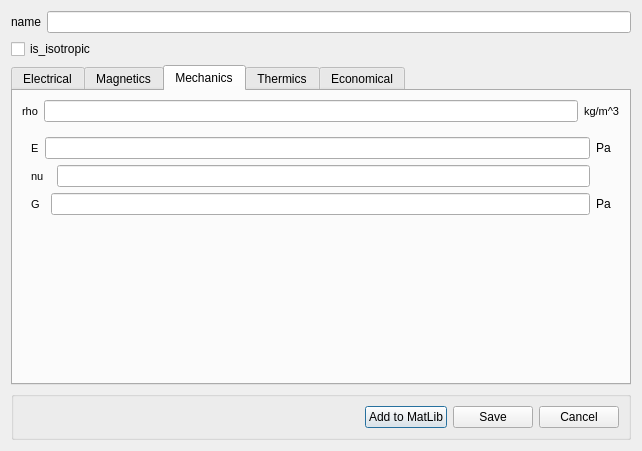
Before: the Qt Designer form pyleecan/GUI/Dialog/DMatLib/DMatSetup/DMatSetup.ui in Eomys/pyleecan, drawn with Qt 5.
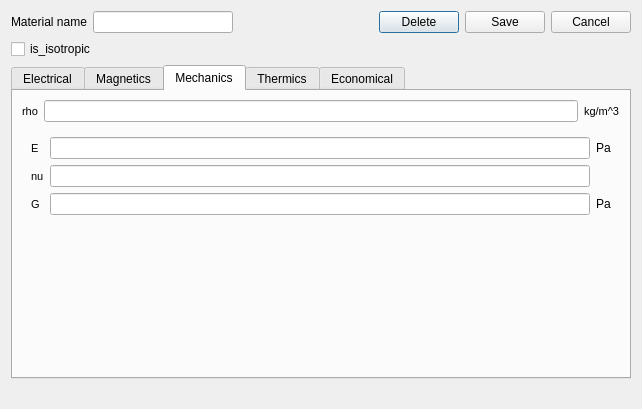
After: the same form once the commit is applied. The open tabs and pages were chosen to show the change. Icons and pictures are not drawn. Custom widgets are drawn as their Qt base class.

Commit message: [WIP] DMatSetup is now part of DMatLib

```diff
--- a/pyleecan/GUI/Dialog/DMatLib/DMatSetup/DMatSetup.ui
+++ b/pyleecan/GUI/Dialog/DMatLib/DMatSetup/DMatSetup.ui
@@ -7,7 +7,7 @@
     <x>0</x>
     <y>0</y>
     <width>642</width>
-    <height>451</height>
+    <height>409</height>
    </rect>
   </property>
   <property name="windowTitle">
@@ -23,7 +23,7 @@
      <item>
       <widget class="QLabel" name="in_name">
        <property name="text">
-        <string>name</string>
+        <string>Material name</string>
        </property>
       </widget>
      </item>
@@ -34,6 +34,40 @@
        </property>
       </widget>
      </item>
+     <item>
+      <spacer name="horizontalSpacer">
+       <property name="orientation">
+        <enum>Qt::Horizontal</enum>
+       </property>
+       <property name="sizeHint" stdset="0">
+        <size>
+         <width>40</width>
+         <height>20</height>
+        </size>
+       </property>
+      </spacer>
+     </item>
+     <item>
+      <widget class="QPushButton" name="b_delete">
+       <property name="text">
+        <string>Delete</string>
+       </property>
+      </widget>
+     </item>
+     <item>
+      <widget class="QPushButton" name="b_save">
+       <property name="text">
+        <string>Save</string>
+       </property>
+      </widget>
+     </item>
+     <item>
+      <widget class="QPushButton" name="b_cancel">
+       <property name="text">
+        <string>Cancel</string>
+       </property>
+      </widget>
+     </item>
     </layout>
    </item>
    <item>
@@ -488,7 +522,9 @@
           </layout>
          </widget>
          <widget class="QWidget" name="page_iso_mec">
-          <layout class="QGridLayout" name="gridLayout_6">
+          <layout class="QVBoxLayout" name="verticalLayout_7">
+           <item>
+            <layout class="QGridLayout" name="gridLayout_4">
            <item row="0" column="0">
             <widget class="QLabel" name="in_E">
              <property name="font">
@@ -503,47 +539,17 @@
              </property>
             </widget>
            </item>
-           <item row="2" column="2" colspan="2">
-            <widget class="FloatEdit" name="lf_G"/>
-           </item>
-           <item row="4" column="3">
-            <spacer name="verticalSpacer_6">
-             <property name="orientation">
-              <enum>Qt::Vertical</enum>
-             </property>
-             <property name="sizeHint" stdset="0">
-              <size>
-               <width>20</width>
-               <height>40</height>
-              </size>
-             </property>
-            </spacer>
-           </item>
-           <item row="2" column="4">
-            <widget class="QLabel" name="unit_G">
-             <property name="text">
-              <string>Pa</string>
-             </property>
-            </widget>
-           </item>
-           <item row="0" column="1" colspan="3">
+             <item row="0" column="1">
             <widget class="FloatEdit" name="lf_E"/>
            </item>
-           <item row="2" column="0" colspan="2">
-            <widget class="QLabel" name="in_G">
-             <property name="font">
-              <font>
-               <pointsize>8</pointsize>
-               <weight>50</weight>
-               <bold>false</bold>
-              </font>
-             </property>
+             <item row="0" column="2">
+              <widget class="QLabel" name="unit_E">
              <property name="text">
-              <string>G</string>
+                <string>Pa</string>
              </property>
             </widget>
            </item>
-           <item row="1" column="0" colspan="3">
+             <item row="1" column="0">
             <widget class="QLabel" name="in_nu">
              <property name="font">
               <font>
@@ -557,15 +563,47 @@
              </property>
             </widget>
            </item>
-           <item row="1" column="3">
+             <item row="1" column="1">
             <widget class="FloatEdit" name="lf_nu"/>
            </item>
-           <item row="0" column="4">
-            <widget class="QLabel" name="unit_E">
+             <item row="2" column="0">
+              <widget class="QLabel" name="in_G">
+               <property name="font">
+                <font>
+                 <pointsize>8</pointsize>
+                 <weight>50</weight>
+                 <bold>false</bold>
+                </font>
+               </property>
+               <property name="text">
+                <string>G</string>
+               </property>
+              </widget>
+             </item>
+             <item row="2" column="1">
+              <widget class="FloatEdit" name="lf_G"/>
+             </item>
+             <item row="2" column="2">
+              <widget class="QLabel" name="unit_G">
              <property name="text">
               <string>Pa</string>
              </property>
             </widget>
+             </item>
+            </layout>
+           </item>
+           <item>
+            <spacer name="verticalSpacer_6">
+             <property name="orientation">
+              <enum>Qt::Vertical</enum>
+             </property>
+             <property name="sizeHint" stdset="0">
+              <size>
+               <width>20</width>
+               <height>40</height>
+              </size>
+             </property>
+            </spacer>
            </item>
           </layout>
          </widget>
@@ -801,44 +839,17 @@
     </widget>
    </item>
    <item>
-    <widget class="QGroupBox" name="horizontalGroupBox">
-     <layout class="QHBoxLayout" name="horizontalLayout_9">
-      <item>
-       <spacer name="horizontalSpacer_2">
+    <spacer name="verticalSpacer_7">
         <property name="orientation">
-         <enum>Qt::Horizontal</enum>
+      <enum>Qt::Vertical</enum>
         </property>
         <property name="sizeHint" stdset="0">
          <size>
-          <width>40</width>
-          <height>20</height>
+       <width>20</width>
+       <height>40</height>
          </size>
         </property>
        </spacer>
-      </item>
-      <item>
-       <widget class="QPushButton" name="b_add_matlib">
-        <property name="text">
-         <string>Add to MatLib</string>
-        </property>
-       </widget>
-      </item>
-      <item>
-       <widget class="QPushButton" name="b_save">
-        <property name="text">
-         <string>Save</string>
-        </property>
-       </widget>
-      </item>
-      <item>
-       <widget class="QPushButton" name="b_cancel">
-        <property name="text">
-         <string>Cancel</string>
-        </property>
-       </widget>
-      </item>
-     </layout>
-    </widget>
    </item>
   </layout>
  </widget>
```
Left out of the diff: 44 changed lines with no effect on the pictures. Lines whose indentation alone changed are shown as unchanged. The commit also changes 8 other files.
